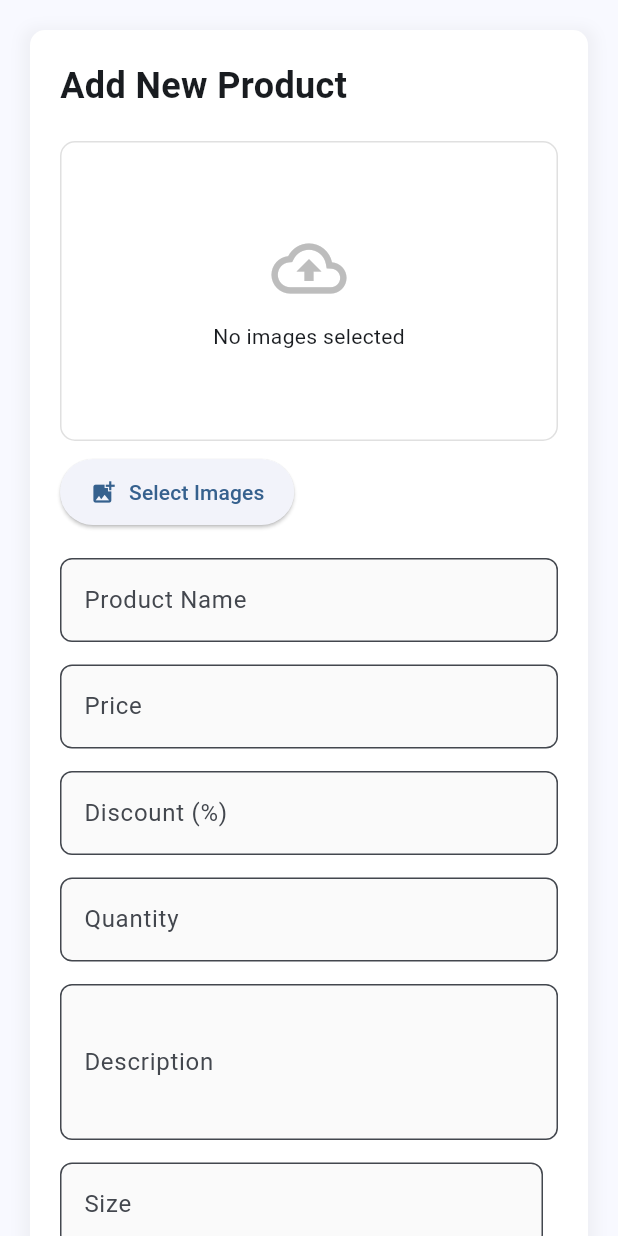
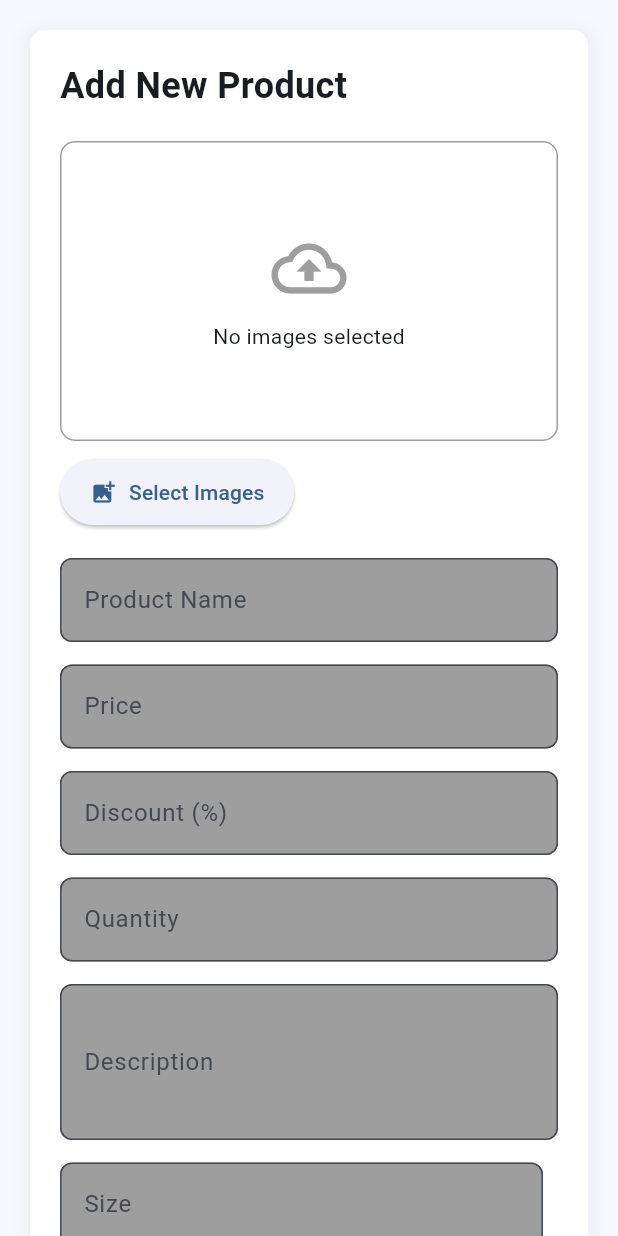
Before and after one commit to rqull/admin_panel_Remus-store, a Flutter app: the ProductScreen screen opened directly, on a phone screen of 412 x 824 dp. Run offline on Flutter 3.47's test engine with Material 3 defaults, Android fonts, the phone set to English and light mode, and no system bars; our stand-ins replace cloud_firestore, file_picker, firebase_core, flutter_easyloading, supabase_flutter; missing offline and left inert: flutter_admin_scaffold; accounts and stored records are empty.

Commit message:
Update dependencies and enhance ProductScreen UI. Upgraded flutter_lints to version 5.0.0 and lints to version 5.1.0. Refined UI elements in ProductScreen for consistency, including border radius adjustments and color updates for better aesthetics. Improved input field decorations for a more cohesive design.

```diff
--- a/lib/views/side_bar_screens/product_screen.dart
+++ b/lib/views/side_bar_screens/product_screen.dart
@@ -277,13 +277,15 @@ class _ProductScreenState extends State<ProductScreen> {
                 padding: const EdgeInsets.all(20),
                 decoration: BoxDecoration(
                   color: Colors.white,
-                  borderRadius: BorderRadius.circular(10),
+                  borderRadius: BorderRadius.all(
+                    Radius.circular(10),
+                  ),
                   boxShadow: [
                     BoxShadow(
                       color: Colors.grey.withOpacity(0.1),
                       spreadRadius: 5,
                       blurRadius: 7,
-                      offset: const Offset(0, 3),
+                      offset: Offset(0, 3),
                     ),
                   ],
                 ),
@@ -303,18 +305,18 @@ class _ProductScreenState extends State<ProductScreen> {
                       width: double.infinity,
                       height: 200,
                       decoration: BoxDecoration(
-                        border: Border.all(color: Colors.grey.shade300),
-                        borderRadius: BorderRadius.circular(10),
+                        border: Border.all(color: Colors.grey),
+                        borderRadius: BorderRadius.all(Radius.circular(10)),
                       ),
                       child: _images.isEmpty
                           ? Center(
                               child: Column(
                                 mainAxisAlignment: MainAxisAlignment.center,
                                 children: [
-                                  Icon(
+                                  const Icon(
                                     Icons.cloud_upload_outlined,
                                     size: 50,
-                                    color: Colors.grey.shade400,
+                                    color: Colors.grey,
                                   ),
                                   const SizedBox(height: 10),
                                   const Text('No images selected'),
@@ -330,7 +332,8 @@ class _ProductScreenState extends State<ProductScreen> {
                                   child: Stack(
                                     children: [
                                       ClipRRect(
-                                        borderRadius: BorderRadius.circular(8),
+                                        borderRadius: const BorderRadius.all(
+                                            Radius.circular(8)),
                                         child: Image.memory(
                                           _images[index],
                                           width: 180,
@@ -342,10 +345,10 @@ class _ProductScreenState extends State<ProductScreen> {
                                         right: 5,
                                         top: 5,
                                         child: Container(
-                                          decoration: BoxDecoration(
+                                          decoration: const BoxDecoration(
                                             color: Colors.white,
-                                            borderRadius:
-                                                BorderRadius.circular(20),
+                                            borderRadius: BorderRadius.all(
+                                                Radius.circular(20)),
                                           ),
                                           child: IconButton(
                                             icon: const Icon(
@@ -383,27 +386,27 @@ class _ProductScreenState extends State<ProductScreen> {
                     // Product Form
                     TextFormField(
                       controller: _productNameController,
-                      decoration: InputDecoration(
+                      decoration: const InputDecoration(
                         labelText: 'Product Name',
                         hintText: 'Enter product name',
                         border: OutlineInputBorder(
-                          borderRadius: BorderRadius.circular(8),
+                          borderRadius: BorderRadius.all(Radius.circular(8)),
                         ),
                         filled: true,
-                        fillColor: Colors.grey.shade50,
+                        fillColor: Colors.grey,
                       ),
                     ),
                     const SizedBox(height: 15),
                     TextFormField(
                       controller: _productPriceController,
-                      decoration: InputDecoration(
+                      decoration: const InputDecoration(
                         labelText: 'Price',
                         hintText: 'Enter product price',
                         border: OutlineInputBorder(
-                          borderRadius: BorderRadius.circular(8),
+                          borderRadius: BorderRadius.all(Radius.circular(8)),
                         ),
                         filled: true,
-                        fillColor: Colors.grey.shade50,
+                        fillColor: Colors.grey,
                         prefixText: 'Rp ',
                       ),
                       keyboardType: TextInputType.number,
@@ -411,42 +414,42 @@ class _ProductScreenState extends State<ProductScreen> {
                     const SizedBox(height: 15),
                     TextFormField(
                       controller: _discountController,
-                      decoration: InputDecoration(
+                      decoration: const InputDecoration(
                         labelText: 'Discount (%)',
                         hintText: 'Enter discount percentage',
                         border: OutlineInputBorder(
-                          borderRadius: BorderRadius.circular(8),
+                          borderRadius: BorderRadius.all(Radius.circular(8)),
                         ),
                         filled: true,
-                        fillColor: Colors.grey.shade50,
+                        fillColor: Colors.grey,
                       ),
                       keyboardType: TextInputType.number,
                     ),
                     const SizedBox(height: 15),
                     TextFormField(
                       controller: _quantityController,
-                      decoration: InputDecoration(
+                      decoration: const InputDecoration(
                         labelText: 'Quantity',
                         hintText: 'Enter product quantity',
                         border: OutlineInputBorder(
-                          borderRadius: BorderRadius.circular(8),
+                          borderRadius: BorderRadius.all(Radius.circular(8)),
                         ),
                         filled: true,
-                        fillColor: Colors.grey.shade50,
+                        fillColor: Colors.grey,
                       ),
                       keyboardType: TextInputType.number,
                     ),
                     const SizedBox(height: 15),
                     TextFormField(
                       controller: _productDescriptionController,
-                      decoration: InputDecoration(
+                      decoration: const InputDecoration(
                         labelText: 'Description',
                         hintText: 'Enter product description',
                         border: OutlineInputBorder(
-                          borderRadius: BorderRadius.circular(8),
+                          borderRadius: BorderRadius.all(Radius.circular(8)),
                         ),
                         filled: true,
-                        fillColor: Colors.grey.shade50,
+                        fillColor: Colors.grey,
                       ),
                       maxLines: 3,
                     ),
@@ -457,14 +460,15 @@ class _ProductScreenState extends State<ProductScreen> {
                         Expanded(
                           child: TextFormField(
                             controller: _sizeController,
-                            decoration: InputDecoration(
+                            decoration: const InputDecoration(
                               labelText: 'Size',
                               hintText: 'Enter product size',
                               border: OutlineInputBorder(
-                                borderRadius: BorderRadius.circular(8),
+                                borderRadius:
+                                    BorderRadius.all(Radius.circular(8)),
                               ),
                               filled: true,
-                              fillColor: Colors.grey.shade50,
+                              fillColor: Colors.grey,
                             ),
                             onChanged: (value) {
                               setState(() {
@@ -502,7 +506,7 @@ class _ProductScreenState extends State<ProductScreen> {
                           children: _sizesList.map((size) {
                             return Chip(
                               label: Text(size),
-                              deleteIcon: const Icon(Icons.close, size: 18),
+                              deleteIcon: const Icon(Icons.close),
                               onDeleted: () {
                                 setState(() {
                                   _sizesList.remove(size);
@@ -520,13 +524,13 @@ class _ProductScreenState extends State<ProductScreen> {
                     DropdownButtonFormField<String>(
                       value: selectedCategory,
                       hint: const Text('Select Category'),
-                      decoration: InputDecoration(
+                      decoration: const InputDecoration(
                         labelText: 'Category',
                         border: OutlineInputBorder(
-                          borderRadius: BorderRadius.circular(8),
+                          borderRadius: BorderRadius.all(Radius.circular(8)),
                         ),
                         filled: true,
-                        fillColor: Colors.grey.shade50,
+                        fillColor: Colors.grey,
                       ),
                       items: categories.map((String category) {
                         return DropdownMenuItem(
@@ -565,13 +569,13 @@ class _ProductScreenState extends State<ProductScreen> {
                 padding: const EdgeInsets.all(20),
                 decoration: BoxDecoration(
                   color: Colors.white,
-                  borderRadius: BorderRadius.circular(10),
+                  borderRadius: BorderRadius.all(Radius.circular(10)),
                   boxShadow: [
                     BoxShadow(
                       color: Colors.grey.withOpacity(0.1),
                       spreadRadius: 5,
                       blurRadius: 7,
-                      offset: const Offset(0, 3),
+                      offset: Offset(0, 3),
                     ),
                   ],
                 ),
@@ -588,14 +592,14 @@ class _ProductScreenState extends State<ProductScreen> {
                     const SizedBox(height: 20),
                     TextFormField(
                       controller: _searchController,
-                      decoration: InputDecoration(
+                      decoration: const InputDecoration(
                         hintText: 'Search products...',
-                        prefixIcon: const Icon(Icons.search),
+                        prefixIcon: Icon(Icons.search),
                         border: OutlineInputBorder(
-                          borderRadius: BorderRadius.circular(8),
+                          borderRadius: BorderRadius.all(Radius.circular(8)),
                         ),
                         filled: true,
-                        fillColor: Colors.grey.shade50,
+                        fillColor: Colors.grey,
                       ),
                       onChanged: (value) {
                         setState(() {
@@ -678,10 +682,9 @@ class _ProductScreenState extends State<ProductScreen> {
                                               final imageUrls =
                                                   data['imageUrls']
                                                       as List<dynamic>?;
-                                              return Container(
-                                                width: double.infinity,
-                                                child: imageUrls != null &&
-                                                        imageUrls.isNotEmpty
+                                              return imageUrls != null &&
+                                                      imageIndex <
+                                                          imageUrls.length
                                                   ? Image.network(
                                                       imageUrls[imageIndex]
                                                           .toString(),
@@ -690,8 +693,7 @@ class _ProductScreenState extends State<ProductScreen> {
                                                           error, stackTrace) {
                                                         return const Center(
                                                           child: Icon(
-                                                              Icons
-                                                                  .error_outline,
+                                                            Icons.error_outline,
                                                             color: Colors.red,
                                                             size: 40,
                                                           ),
@@ -705,7 +707,6 @@ class _ProductScreenState extends State<ProductScreen> {
                                                         color: Colors.grey,
                                                         size: 40,
                                                       ),
-                                                      ),
                                                     );
                                             },
                                           ),
@@ -714,10 +715,10 @@ class _ProductScreenState extends State<ProductScreen> {
                                           right: 5,
                                           top: 5,
                                           child: Container(
-                                            decoration: BoxDecoration(
+                                            decoration: const BoxDecoration(
                                               color: Colors.white,
-                                              borderRadius:
-                                                  BorderRadius.circular(20),
+                                              borderRadius: BorderRadius.all(
+                                                  Radius.circular(20)),
                                             ),
                                             child: IconButton(
                                               icon: const Icon(
@@ -768,8 +769,8 @@ class _ProductScreenState extends State<ProductScreen> {
                                         Text(
                                           data['category']?.toString() ??
                                               'No category',
-                                          style: TextStyle(
-                                            color: Colors.grey[600],
+                                          style: const TextStyle(
+                                            color: Colors.grey,
                                             fontSize: 12,
                                           ),
                                         ),
--- a/pubspec.yaml
+++ b/pubspec.yaml
@@ -49,7 +49,7 @@ dev_dependencies:
   # activated in the `analysis_options.yaml` file located at the root of your
   # package. See that file for information about deactivating specific lint
   # rules and activating additional ones.
-  # flutter_lints: ^4.0.0
+  flutter_lints: ^5.0.0
 
 # For information on the generic Dart part of this file, see the
 # following page: https://dart.dev/tools/pub/pubspec
```
Also changed, not shown: pubspec.lock. Lines whose indentation alone changed are shown as unchanged.
